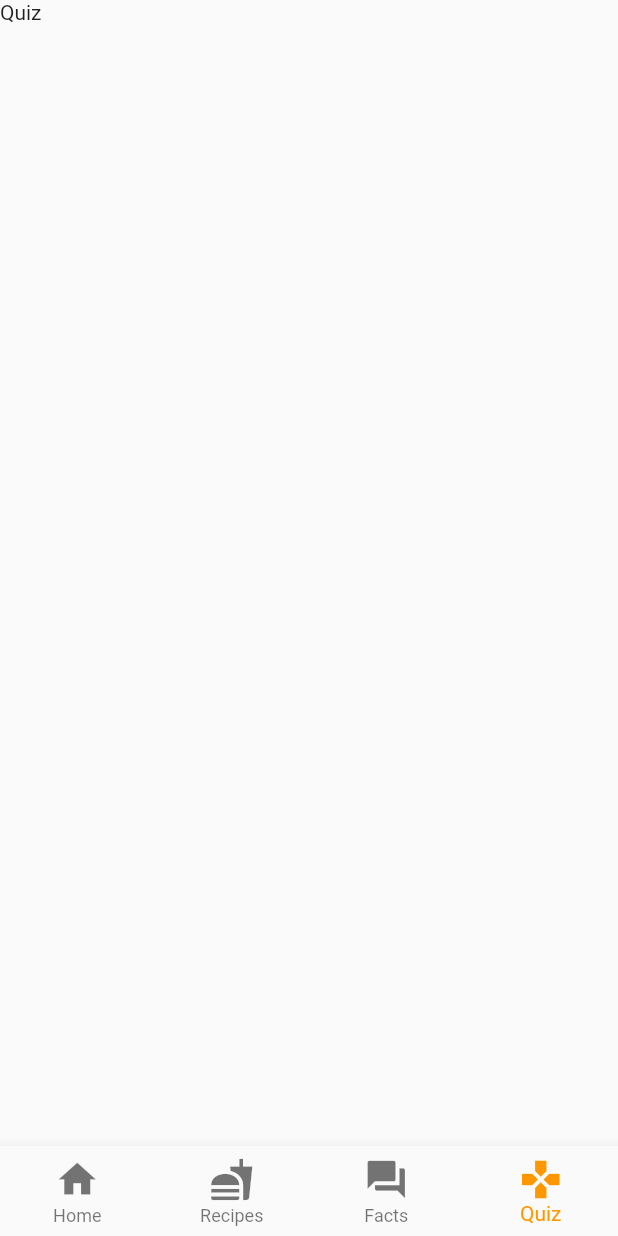
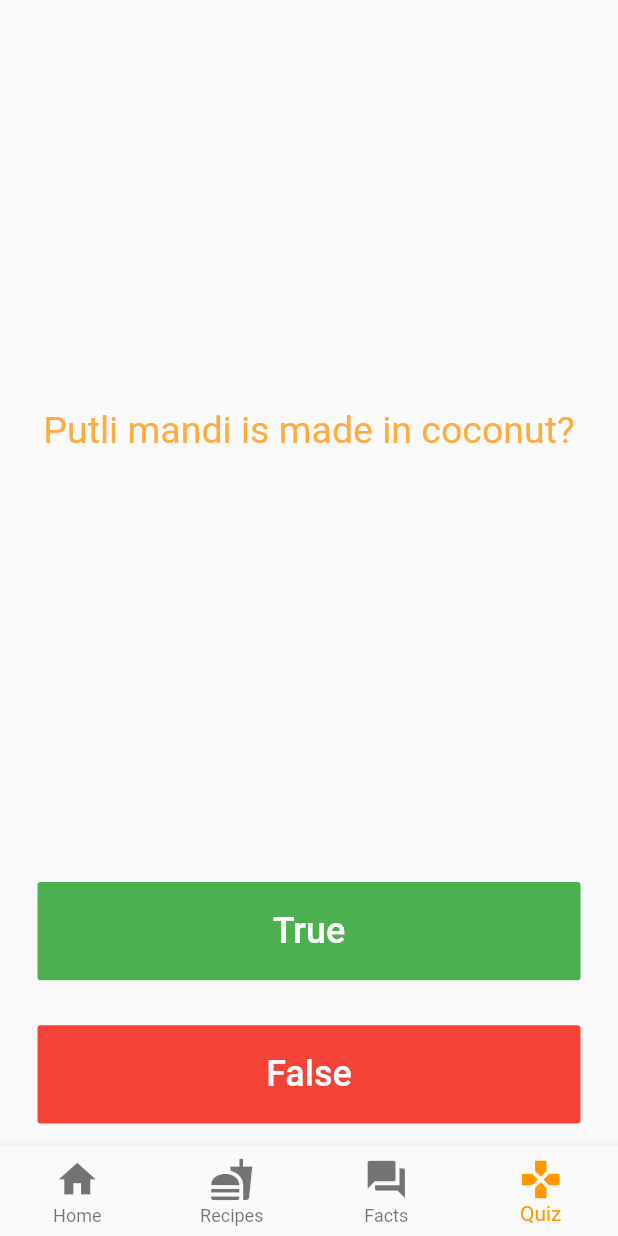
Before and after one commit to kusman28/Bang-Bang, a Flutter app: the screen it shows after launch, item 4 of the bottom bar chosen, on a phone screen of 412 x 824 dp. Run offline on Flutter 3.47's test engine with Material 2 defaults, Android fonts, the phone set to English and light mode, and no system bars; our stand-ins replace google_fonts, rflutter_alert, youtube_player_flutter.

Commit message:
okay na in quiz

```diff
--- /dev/null
+++ b/lib/models/Quiz.dart
@@ -0,0 +1,59 @@
+import 'package:bang_bang/models/Questions.dart';
+
+class QuizBrain {
+  int _questionNumber = 0;
+
+  List<Questions> _questionBank = [
+    Questions('Putli mandi is made in coconut?', true),
+    Questions('Daral is not a Tausug Pastries.', false),
+    Questions('Wadjit is a Tausug Pastries.', true),
+    Questions('Bang-bang Sug is originally from Tausug Tribe.', true),
+    // Questions('A slug\'s blood is green.', true),
+    // Questions('Buzz Aldrin\'s mother\'s maiden name was \"Moon\".', true),
+    // Questions('It is illegal to pee in the Ocean in Portugal.', true),
+    // Questions(
+    //     'No piece of square dry paper can be folded in half more than 7 times.',
+    //     false),
+    // Questions(
+    //     'In London, UK, if you happen to die in the House of Parliament, you are technically entitled to a state funeral, because the building is considered too sacred a place.',
+    //     true),
+    // Questions(
+    //     'The loudest sound produced by any animal is 188 decibels. That animal is the African Elephant.',
+    //     false),
+    // Questions(
+    //     'The total surface area of two human lungs is approximately 70 square metres.',
+    //     true),
+    // Questions('Google was originally called \"Backrub\".', true),
+    // Questions(
+    //     'Chocolate affects a dog\'s heart and nervous system; a few ounces are enough to kill a small dog.',
+    //     true),
+    // Questions(
+    //     'In West Virginia, USA, if you accidentally hit an animal with your car, you are free to take it home to eat.',
+    //     true),
+  ];
+
+  void getNextQuestion() {
+    if (_questionNumber < _questionBank.length - 1) {
+      _questionNumber++;
+    }
+  }
+
+  String getQuestion() {
+    return _questionBank[_questionNumber].question;
+  }
+
+  bool getCorrectAnswer() {
+    return _questionBank[_questionNumber].answer;
+  }
+
+  bool isFinished() {
+    if (_questionNumber >= _questionBank.length - 1)
+      return true;
+    else
+      return false;
+  }
+
+  void reset() {
+    _questionNumber = 0;
+  }
+}
--- a/lib/screens/home_screen.dart
+++ b/lib/screens/home_screen.dart
@@ -90,7 +90,7 @@ class _HomeScreenState extends State<HomeScreen> {
                     children: <Widget>[
                       Expanded(
                         child: Text(
-                          "Bang-Bang:\n “Tausug's Pastries.”",
+                          "TS'Treats:\n “Tausug's Pastries.”",
                           style: GoogleFonts.playfairDisplay(fontSize: 30),
                         ),
                       ),
--- a/lib/screens/quiz_screen.dart
+++ b/lib/screens/quiz_screen.dart
@@ -1,4 +1,9 @@
 import 'package:flutter/material.dart';
+import 'package:flutter/cupertino.dart';
+import 'package:rflutter_alert/rflutter_alert.dart';
+import 'package:bang_bang/models/Quiz.dart';
+
+QuizBrain quizBrain = QuizBrain();
 
 class Quiz extends StatefulWidget {
   const Quiz({Key key}) : super(key: key);
@@ -10,8 +15,124 @@ class Quiz extends StatefulWidget {
 class _QuizState extends State<Quiz> {
   @override
   Widget build(BuildContext context) {
-    return Container(
-      child: Text('Quiz'),
+    return new Scaffold(
+      body: Quizzler(),
     );
   }
 }
+
+class Quizzler extends StatelessWidget {
+  @override
+  Widget build(BuildContext context) {
+    return SafeArea(
+      child: Padding(
+        padding: EdgeInsets.symmetric(horizontal: 10.0),
+        child: QuizPage(),
+      ),
+    );
+  }
+}
+
+class QuizPage extends StatefulWidget {
+  @override
+  _QuizPageState createState() => _QuizPageState();
+}
+
+class _QuizPageState extends State<QuizPage> {
+  List<Icon> scoreKeeper = [];
+
+  void checkAnswer(bool userPickedAnswer) {
+    bool correctAnswer = quizBrain.getCorrectAnswer();
+    setState(() {
+      if (quizBrain.isFinished()) {
+        Alert(context: context, title: '', desc: 'You\'ve completed the quiz.')
+            .show();
+        quizBrain.reset();
+        scoreKeeper.clear();
+      } else {
+        if (userPickedAnswer == correctAnswer) {
+          scoreKeeper.add(
+            Icon(
+              Icons.check,
+              color: Colors.green,
+            ),
+          );
+        } else {
+          scoreKeeper.add(
+            Icon(
+              Icons.close,
+              color: Colors.red,
+            ),
+          );
+        }
+        quizBrain.getNextQuestion();
+      }
+    });
+  }
+
+  Widget build(BuildContext context) {
+    return Column(
+      crossAxisAlignment: CrossAxisAlignment.stretch,
+      mainAxisAlignment: MainAxisAlignment.spaceBetween,
+      children: [
+        Expanded(
+          flex: 6,
+          child: Padding(
+            padding: const EdgeInsets.all(10.0),
+            child: Center(
+              child: Text(
+                quizBrain.getQuestion(),
+                textAlign: TextAlign.center,
+                style: TextStyle(
+                  color: Colors.orangeAccent,
+                  fontSize: 25.0,
+                ),
+              ),
+            ),
+          ),
+        ),
+        Expanded(
+          child: Padding(
+            padding: const EdgeInsets.all(15.0),
+            child: FlatButton(
+              textColor: Colors.white,
+              color: Colors.green,
+              onPressed: () {
+                checkAnswer(true);
+              },
+              child: Text(
+                'True',
+                style: TextStyle(
+                  color: Colors.white,
+                  fontSize: 24.0,
+                ),
+              ),
+            ),
+          ),
+        ),
+        Expanded(
+          child: Padding(
+            padding: const EdgeInsets.all(15.0),
+            child: FlatButton(
+              textColor: Colors.white,
+              color: Colors.red,
+              onPressed: () {
+                checkAnswer(false);
+              },
+              child: Text(
+                'False',
+                style: TextStyle(
+                  color: Colors.white,
+                  fontSize: 24.0,
+                ),
+              ),
+            ),
+          ),
+        ),
+        Row(
+          children: scoreKeeper,
+        )
+      ],
+    );
+  }
+}
--- a/pubspec.yaml
+++ b/pubspec.yaml
@@ -30,6 +30,7 @@ dependencies:
   cupertino_icons: ^1.0.0
   google_fonts: ^1.0.0
   youtube_player_flutter: ^7.0.0
+  rflutter_alert: ^1.1.0
 
 dev_dependencies:
   flutter_test:
```
Also changed, not shown: lib/models/Questions.dart (added, +9 -0 lines), lib/screens/recipe_details_screen.dart (+13 -6 lines), images/app_logo.png, images/app_logo1.png (added), pubspec.lock, 3 other files.
